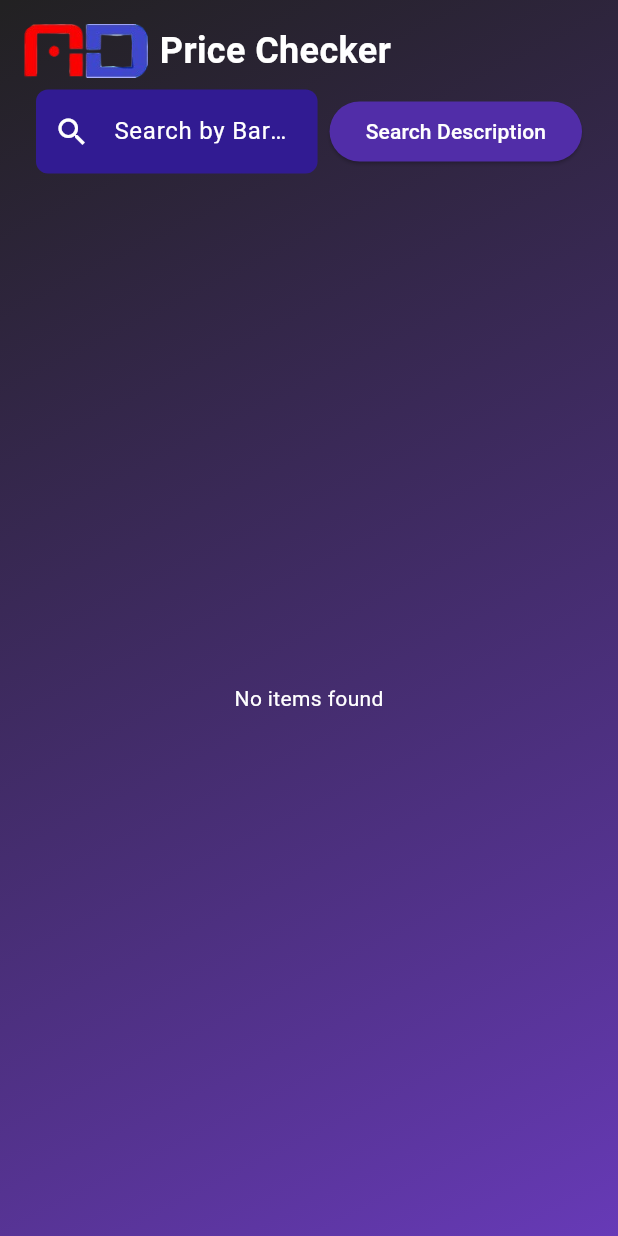
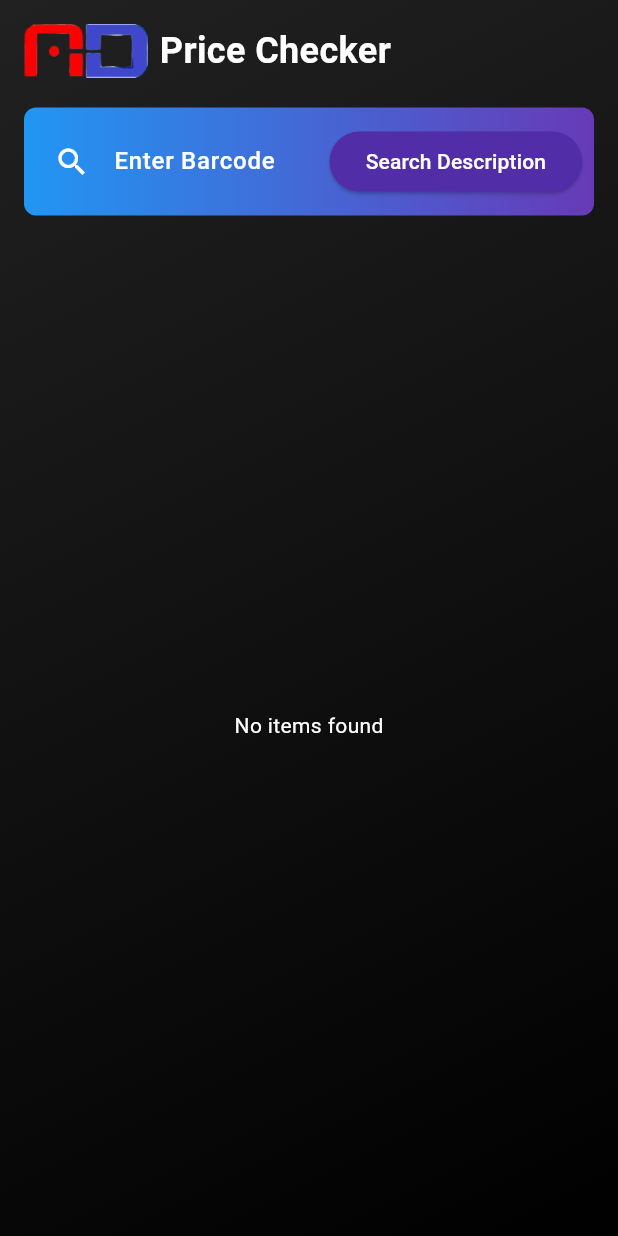
Before and after one commit to PersonX-46/PriceChecker, a Flutter app: the TableScreen screen opened directly, after a tap on "Search Description", on a phone screen of 412 x 824 dp. Run offline on Flutter 3.47's test engine with Material 3 defaults, Android fonts, the phone set to English and light mode, and no system bars; our stand-ins replace fluttertoast, shared_preferences; missing offline and left inert: mssql_connection; accounts and stored records are empty.

Commit message:
add ability to search both item and description & change appearance

```diff
--- a/lib/table_screen.dart
+++ b/lib/table_screen.dart
@@ -9,7 +9,7 @@ class TableScreen extends StatefulWidget {
 }
 
 class _TableScreenState extends State<TableScreen> {
-  final DBConnection _dbConnection = DBConnection(); // Initialize DBConnection
+  final DBConnection _dbConnection = DBConnection();
   List<Map<String, dynamic>> _items = [];
   List<Map<String, dynamic>> _filteredItems = [];
   bool _isLoading = true;
@@ -26,8 +26,8 @@ class _TableScreenState extends State<TableScreen> {
       await _dbConnection.initConnection();
       await _dbConnection.fetchAllItems();
       setState(() {
-        _items = _dbConnection.getFetchedItems() ?? [];
-        _filteredItems = _items.take(50).toList(); // Limit to first 50 items
+        _items = _dbConnection.getFetchedItems();
+        _filteredItems = _items.take(50).toList();
         _isLoading = false;
       });
     } catch (e) {
@@ -40,23 +40,24 @@ class _TableScreenState extends State<TableScreen> {
 
   void _filterItemsByDescription(String query) {
     setState(() {
-      final filtered = _items
+      _filteredItems = _items
           .where((item) =>
           (item['Description'] ?? '')
               .toString()
               .toLowerCase()
               .contains(query.toLowerCase()))
+          .take(50)
           .toList();
-      _filteredItems = filtered.take(50).toList(); // Apply limit to filtered results
     });
   }
 
   void _getItemByBarcode(String barcode) {
     setState(() {
-      final foundItems = _items
-          .where((item) => item['Barcode']?.toString() == barcode)
+      _filteredItems = _items
+          .where((item) =>
+      (item['Barcode'] ?? '').toString().toLowerCase() == barcode.toLowerCase())
+          .take(50)
           .toList();
-      _filteredItems = foundItems.take(50).toList();
     });
   }
 
@@ -64,36 +65,35 @@ class _TableScreenState extends State<TableScreen> {
   Widget build(BuildContext context) {
     double screenWidth = MediaQuery.of(context).size.width;
     bool isSmallScreen = screenWidth < 600;
+
     return Scaffold(
       body: Container(
         decoration: const BoxDecoration(
           gradient: LinearGradient(
-            colors: [Colors.black87, Colors.deepPurple],
+            colors: [Colors.black87, Colors.black],
             begin: Alignment.topLeft,
             end: Alignment.bottomRight,
           ),
         ),
         child: _isLoading
             ? const Center(
-          child: CircularProgressIndicator(
-            color: Colors.white,
-          ),
+          child: CircularProgressIndicator(color: Colors.white),
         )
             : SafeArea(
           child: Padding(
-            padding: EdgeInsets.all(16),
+            padding: const EdgeInsets.all(16.0),
             child: Column(
               children: [
+                // Logo and Title Section
                 Row(
-                  mainAxisAlignment: MainAxisAlignment.start,
                   children: [
                     Image.asset(
                       'assets/images/logo.png',
                       width: isSmallScreen
                           ? screenWidth * 0.2
-                          : screenWidth * 0.1, // Adjust size based on screen
+                          : screenWidth * 0.1,
                     ),
-                    const SizedBox(width: 8), // Fixed spacing
+                    const SizedBox(width: 8),
                     Flexible(
                       child: Text(
                         "Price Checker",
@@ -102,31 +102,42 @@ class _TableScreenState extends State<TableScreen> {
                           fontWeight: FontWeight.bold,
                           color: Colors.white,
                         ),
-                        overflow: TextOverflow.ellipsis, // Prevent overflow
+                        overflow: TextOverflow.ellipsis,
                       ),
                     ),
                   ],
                 ),
-                Padding(
-                  padding: const EdgeInsets.all(8.0),
+                const SizedBox(height: 20),
+
+                // Search Section
+                Container(
+                  padding: const EdgeInsets.all(8),
+                  decoration: BoxDecoration(
+                    borderRadius: BorderRadius.circular(8),
+                    gradient: const LinearGradient(
+                      colors: [Colors.blue, Colors.deepPurple],
+                    ),
+                  ),
                   child: Row(
+                    mainAxisAlignment: MainAxisAlignment.start,
+                    crossAxisAlignment: CrossAxisAlignment.center,
                     children: [
                       Expanded(
                         child: TextField(
                           controller: searchController,
-                          decoration: InputDecoration(
-                            labelText: "Search by Barcode",
-                            labelStyle: const TextStyle(color: Colors.white),
-                            filled: true,
-                            fillColor: Colors.deepPurple[900],
-                            border: OutlineInputBorder(
-                              borderRadius: BorderRadius.circular(8.0),
-                              borderSide: BorderSide.none,
+                          style: const TextStyle(
+                            color: Colors.white,
+                            fontWeight: FontWeight.bold,
+                          ),
+                          decoration: const InputDecoration(
+                            labelText: 'Enter Barcode',
+                            labelStyle: TextStyle(
+                              color: Colors.white,
+                              fontWeight: FontWeight.w500,
                             ),
-                            prefixIcon:
-                            const Icon(Icons.search, color: Colors.white),
+                            prefixIcon: Icon(Icons.search, color: Colors.white),
+                            border: InputBorder.none,
                           ),
-                          style: const TextStyle(color: Colors.white),
                           onChanged: _getItemByBarcode,
                         ),
                       ),
@@ -146,6 +157,9 @@ class _TableScreenState extends State<TableScreen> {
                     ],
                   ),
                 ),
+                const SizedBox(height: 16),
+
+                // Table Section
                 Expanded(
                   child: _filteredItems.isEmpty
                       ? const Center(
@@ -185,23 +199,28 @@ class _TableScreenState extends State<TableScreen> {
                           return DataRow(cells: [
                             DataCell(Text(
                               item['ItemCode'] ?? "",
-                              style: const TextStyle(color: Colors.white),
+                              style:
+                              const TextStyle(color: Colors.white),
                             )),
                             DataCell(Text(
                               item['Description'] ?? "",
-                              style: const TextStyle(color: Colors.white),
+                              style:
+                              const TextStyle(color: Colors.white),
                             )),
                             DataCell(Text(
                               item['Barcode'] ?? "",
-                              style: const TextStyle(color: Colors.white),
+                              style:
+                              const TextStyle(color: Colors.white),
                             )),
                             DataCell(Text(
                               item['Location'] ?? "",
-                              style: const TextStyle(color: Colors.white),
+                              style:
+                              const TextStyle(color: Colors.white),
                             )),
                             DataCell(Text(
                               item['PosUnitPrice']?.toString() ?? "",
-                              style: const TextStyle(color: Colors.white),
+                              style:
+                              const TextStyle(color: Colors.white),
                             )),
                           ]);
                         }).toList(),
@@ -211,7 +230,7 @@ class _TableScreenState extends State<TableScreen> {
                 ),
               ],
             ),
-          )
+          ),
         ),
       ),
     );
```
